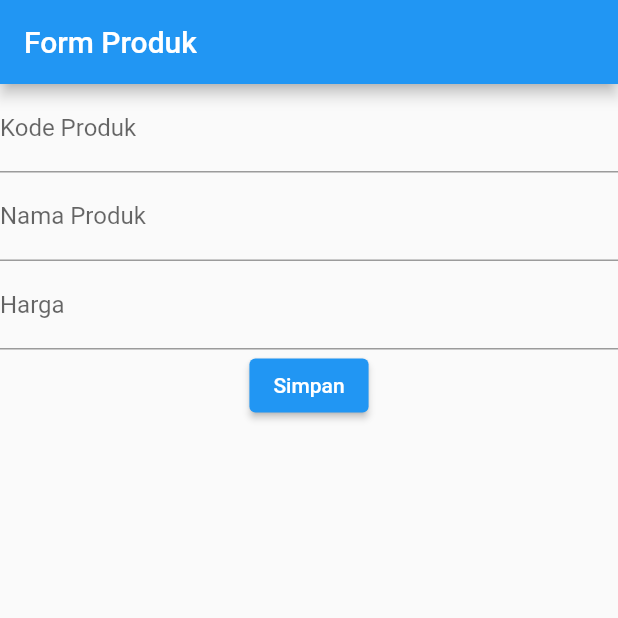
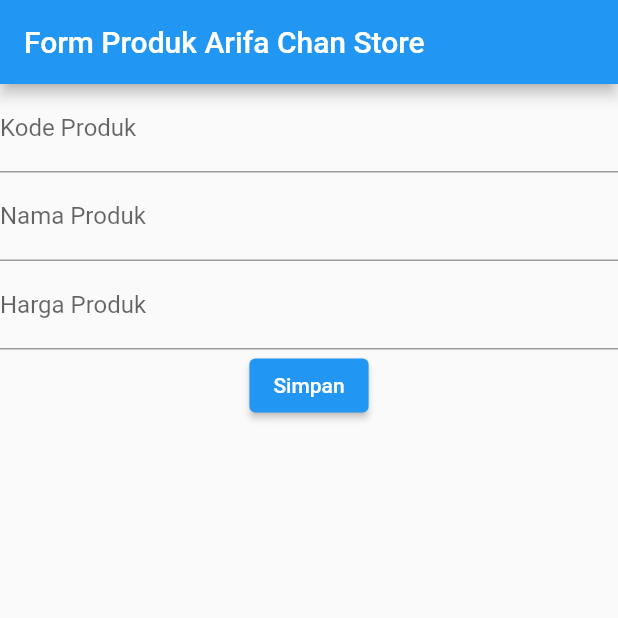
Before and after one commit to arifanchan/aplikasi_flutter_pertamaku, a Flutter app: the screen it shows after launch, on a phone screen of 412 x 824 dp, the top half of it. Run offline on Flutter 3.47's test engine with Material 2 defaults, Android fonts, the phone set to English and light mode, and no system bars.

Commit message:
Membuat Form

```diff
--- a/lib/ui/produk_form.dart
+++ b/lib/ui/produk_form.dart
@@ -10,7 +10,7 @@ class _ProdukFormState extends State<ProdukForm> {
   Widget build(BuildContext context) {
     return Scaffold(
       appBar: AppBar(
-        title: Text('Form Produk'),
+        title: Text('Form Produk Arifa Chan Store'),
       ),
       body: SingleChildScrollView(
         child: Column(
@@ -22,7 +22,7 @@ class _ProdukFormState extends State<ProdukForm> {
               decoration: InputDecoration(labelText: "Nama Produk"),
             ),
             TextField(
-              decoration: InputDecoration(labelText: "Harga"),
+              decoration: InputDecoration(labelText: "Harga Produk"),
             ),
             ElevatedButton(
               child: Text('Simpan'),
```
Also changed, not shown: pubspec.lock, 1 other file.
